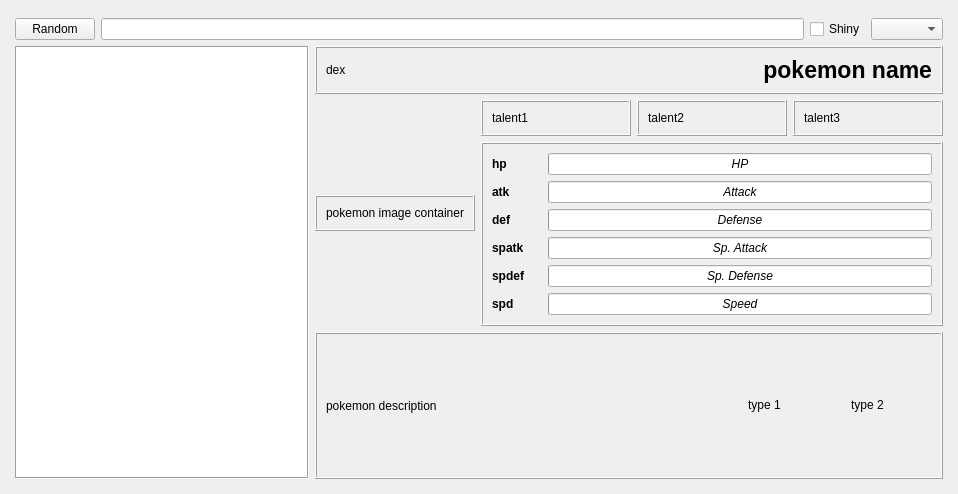
Above: design.ui from Odizinne/QDex before the change. Below: the same form after it.
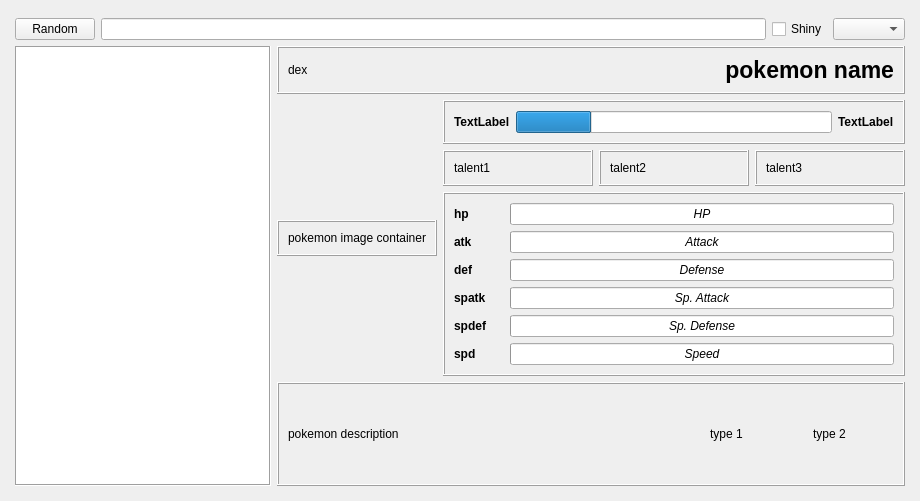
That is the form after the change.

Commit message: implemented gender rate

The edit to the form file:
```diff
--- a/design.ui
+++ b/design.ui
@@ -6,8 +6,8 @@
    <rect>
     <x>0</x>
     <y>0</y>
-    <width>958</width>
-    <height>494</height>
+    <width>906</width>
+    <height>497</height>
    </rect>
   </property>
   <property name="sizePolicy">
@@ -112,41 +112,68 @@
       <property name="bottomMargin">
        <number>6</number>
       </property>
-      <item row="1" column="0" rowspan="2">
-       <widget class="QFrame" name="pokemonFrame">
+      <item row="2" column="2">
+       <widget class="QFrame" name="ability2Frame_2">
         <property name="sizePolicy">
-         <sizepolicy hsizetype="Fixed" vsizetype="Fixed">
+         <sizepolicy hsizetype="Maximum" vsizetype="Preferred">
           <horstretch>0</horstretch>
           <verstretch>0</verstretch>
          </sizepolicy>
         </property>
+        <property name="minimumSize">
+         <size>
+          <width>150</width>
+          <height>0</height>
+         </size>
+        </property>
+        <property name="maximumSize">
+         <size>
+          <width>150</width>
+          <height>16777215</height>
+         </size>
+        </property>
         <property name="frameShape">
          <enum>QFrame::Box</enum>
         </property>
         <property name="frameShadow">
          <enum>QFrame::Raised</enum>
         </property>
-        <layout class="QGridLayout" name="pokemonLayout">
-         <item row="0" column="1">
-          <widget class="QLabel" name="spriteLabel">
+        <layout class="QGridLayout" name="ability2Frame">
+         <item row="0" column="0">
+          <widget class="QLabel" name="ability2Label">
            <property name="sizePolicy">
-            <sizepolicy hsizetype="Maximum" vsizetype="Maximum">
+            <sizepolicy hsizetype="Maximum" vsizetype="Preferred">
              <horstretch>0</horstretch>
              <verstretch>0</verstretch>
             </sizepolicy>
            </property>
+           <property name="minimumSize">
+            <size>
+             <width>150</width>
+             <height>0</height>
+            </size>
+           </property>
+           <property name="maximumSize">
+            <size>
+             <width>150</width>
+             <height>16777215</height>
+            </size>
+           </property>
+           <property name="font">
+            <font>
+             <weight>50</weight>
+             <bold>false</bold>
+            </font>
+           </property>
            <property name="text">
-            <string>pokemon image container</string>
-           </property>
-           <property name="alignment">
-            <set>Qt::AlignCenter</set>
+            <string>talent2</string>
            </property>
           </widget>
          </item>
         </layout>
        </widget>
       </item>
-      <item row="2" column="1" colspan="3">
+      <item row="3" column="1" colspan="3">
        <widget class="QFrame" name="statsFrame">
         <property name="frameShape">
          <enum>QFrame::Box</enum>
@@ -360,7 +387,7 @@
         </layout>
        </widget>
       </item>
-      <item row="1" column="1">
+      <item row="2" column="1">
        <widget class="QFrame" name="ability1Frame">
         <property name="sizePolicy">
          <sizepolicy hsizetype="Maximum" vsizetype="Fixed">
@@ -421,68 +448,7 @@
         </layout>
        </widget>
       </item>
-      <item row="1" column="2">
-       <widget class="QFrame" name="ability2Frame_2">
-        <property name="sizePolicy">
-         <sizepolicy hsizetype="Maximum" vsizetype="Preferred">
-          <horstretch>0</horstretch>
-          <verstretch>0</verstretch>
-         </sizepolicy>
-        </property>
-        <property name="minimumSize">
-         <size>
-          <width>150</width>
-          <height>0</height>
-         </size>
-        </property>
-        <property name="maximumSize">
-         <size>
-          <width>150</width>
-          <height>16777215</height>
-         </size>
-        </property>
-        <property name="frameShape">
-         <enum>QFrame::Box</enum>
-        </property>
-        <property name="frameShadow">
-         <enum>QFrame::Raised</enum>
-        </property>
-        <layout class="QGridLayout" name="ability2Frame">
-         <item row="0" column="0">
-          <widget class="QLabel" name="ability2Label">
-           <property name="sizePolicy">
-            <sizepolicy hsizetype="Maximum" vsizetype="Preferred">
-             <horstretch>0</horstretch>
-             <verstretch>0</verstretch>
-            </sizepolicy>
-           </property>
-           <property name="minimumSize">
-            <size>
-             <width>150</width>
-             <height>0</height>
-            </size>
-           </property>
-           <property name="maximumSize">
-            <size>
-             <width>150</width>
-             <height>16777215</height>
-            </size>
-           </property>
-           <property name="font">
-            <font>
-             <weight>50</weight>
-             <bold>false</bold>
-            </font>
-           </property>
-           <property name="text">
-            <string>talent2</string>
-           </property>
-          </widget>
-         </item>
-        </layout>
-       </widget>
-      </item>
-      <item row="1" column="3">
+      <item row="2" column="3">
        <widget class="QFrame" name="ability3Frame">
         <property name="sizePolicy">
          <sizepolicy hsizetype="Maximum" vsizetype="Preferred">
@@ -609,7 +575,95 @@
         </layout>
        </widget>
       </item>
-      <item row="3" column="0" colspan="4">
+      <item row="1" column="1" colspan="3">
+       <widget class="QFrame" name="gridFrame">
+        <property name="sizePolicy">
+         <sizepolicy hsizetype="Preferred" vsizetype="Fixed">
+          <horstretch>0</horstretch>
+          <verstretch>0</verstretch>
+         </sizepolicy>
+        </property>
+        <property name="frameShape">
+         <enum>QFrame::Box</enum>
+        </property>
+        <property name="frameShadow">
+         <enum>QFrame::Raised</enum>
+        </property>
+        <layout class="QGridLayout" name="gridLayout_3">
+         <item row="0" column="0">
+          <widget class="QLabel" name="maleLabel">
+           <property name="font">
+            <font>
+             <weight>75</weight>
+             <bold>true</bold>
+            </font>
+           </property>
+           <property name="text">
+            <string>TextLabel</string>
+           </property>
+          </widget>
+         </item>
+         <item row="0" column="1">
+          <widget class="QProgressBar" name="genderBar">
+           <property name="value">
+            <number>24</number>
+           </property>
+           <property name="textVisible">
+            <bool>false</bool>
+           </property>
+          </widget>
+         </item>
+         <item row="0" column="2">
+          <widget class="QLabel" name="femaleLabel">
+           <property name="font">
+            <font>
+             <weight>75</weight>
+             <bold>true</bold>
+            </font>
+           </property>
+           <property name="text">
+            <string>TextLabel</string>
+           </property>
+          </widget>
+         </item>
+        </layout>
+       </widget>
+      </item>
+      <item row="1" column="0" rowspan="3">
+       <widget class="QFrame" name="pokemonFrame">
+        <property name="sizePolicy">
+         <sizepolicy hsizetype="Fixed" vsizetype="Fixed">
+          <horstretch>0</horstretch>
+          <verstretch>0</verstretch>
+         </sizepolicy>
+        </property>
+        <property name="frameShape">
+         <enum>QFrame::Box</enum>
+        </property>
+        <property name="frameShadow">
+         <enum>QFrame::Raised</enum>
+        </property>
+        <layout class="QGridLayout" name="pokemonLayout">
+         <item row="0" column="1">
+          <widget class="QLabel" name="spriteLabel">
+           <property name="sizePolicy">
+            <sizepolicy hsizetype="Maximum" vsizetype="Maximum">
+             <horstretch>0</horstretch>
+             <verstretch>0</verstretch>
+            </sizepolicy>
+           </property>
+           <property name="text">
+            <string>pokemon image container</string>
+           </property>
+           <property name="alignment">
+            <set>Qt::AlignCenter</set>
+           </property>
+          </widget>
+         </item>
+        </layout>
+       </widget>
+      </item>
+      <item row="4" column="0" colspan="4">
        <widget class="QFrame" name="typeFrame">
         <property name="frameShape">
          <enum>QFrame::Box</enum>
```
The commit also changes 3 other files.
